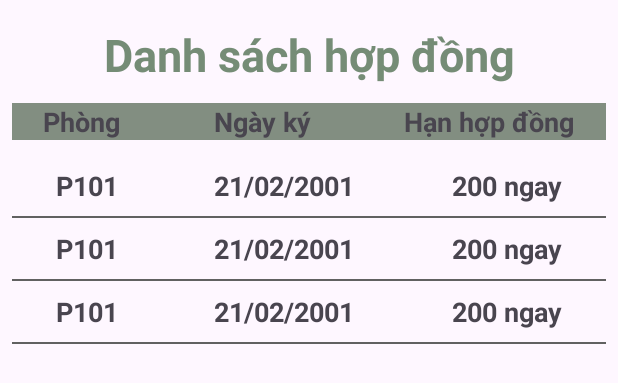
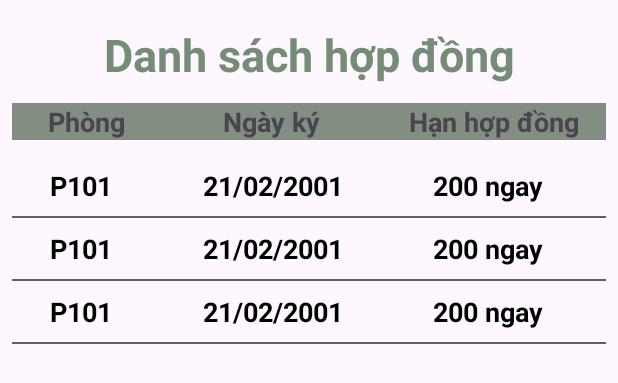
Before and after one commit to canhhocit/code_jav_QLPT, an Android app: the layout baocao_layout_hd.xml on its own in the app's theme, with its tools: preview values and no code run, on a phone screen of 412 x 824 dp. Shown: the top 383 px of the screen. Run offline under Robolectric (Android 15) with nearby library versions, the phone set to English and light mode, and no system bars.

Commit message:
done qlhopdong,qlkhachthue(click ngay) and edit some in baocao_hopdong

```diff
--- a/app/src/main/java/com/example/logincustomer/ui/QLhopdong_y/hopdong_activity_addPerson.java
+++ b/app/src/main/java/com/example/logincustomer/ui/QLhopdong_y/hopdong_activity_addPerson.java
@@ -76,7 +76,7 @@ public class hopdong_activity_addPerson extends AppCompatActivity {
                     context,
                     (view, year1, month1, dayOfMonth) -> {
                         if (year1 > 2015) {
-                            Toast.makeText(this, "Năm sinh phải lớn hơn 2015!", Toast.LENGTH_SHORT).show();
+                            Toast.makeText(this, "Năm sinh phải nhỏ hơn 2015!", Toast.LENGTH_SHORT).show();
                         } else {
                             edtNgaysinh.setText(dayOfMonth + "/" + (month1 + 1) + "/" + year1);
                         }
--- a/app/src/main/java/com/example/logincustomer/ui/QLkhachthue_trang/qlkhachthue_activity_chucnang.java
+++ b/app/src/main/java/com/example/logincustomer/ui/QLkhachthue_trang/qlkhachthue_activity_chucnang.java
@@ -253,7 +253,7 @@ public class qlkhachthue_activity_chucnang extends AppCompatActivity {
                     qlkhachthue_activity_chucnang.this,
                     (view, year1, month1, dayOfMonth) -> {
                         if (year1 > 2015) {
-                            Toast.makeText(this, "Năm sinh phải lớn hơn 2015!", Toast.LENGTH_SHORT).show();
+                            Toast.makeText(this, "Năm sinh phải nhỏ hơn 2015!", Toast.LENGTH_SHORT).show();
                         } else {
                             edtNgaySinh.setText(dayOfMonth + "/" + (month1 + 1) + "/" + year1);
                         }
--- a/app/src/main/res/layout/baocao_layout_hd.xml
+++ b/app/src/main/res/layout/baocao_layout_hd.xml
@@ -25,7 +25,7 @@
         android:weightSum="4">
 
         <TextView
-            android:layout_width="wrap_content"
+            android:layout_width="0dp"
             android:layout_height="wrap_content"
             android:layout_weight="1"
             android:text="Phòng"
@@ -34,17 +34,17 @@
             android:textStyle="bold" />
 
         <TextView
-            android:layout_width="wrap_content"
+            android:layout_width="0dp"
             android:layout_height="wrap_content"
-            android:layout_weight="2"
+            android:layout_weight="1.5"
             android:gravity="center"
             android:text="Ngày ký"
             android:textSize="18sp"
             android:textStyle="bold" />
         <TextView
-            android:layout_width="wrap_content"
+            android:layout_width="0dp"
             android:layout_height="wrap_content"
-            android:layout_weight="1"
+            android:layout_weight="1.5"
             android:text="Hạn hợp đồng"
             android:textAlignment="center"
             android:textSize="18sp"
--- a/app/src/main/res/layout/baocao_layout_hd_listitem.xml
+++ b/app/src/main/res/layout/baocao_layout_hd_listitem.xml
@@ -6,29 +6,35 @@
     android:weightSum="4">
     <TextView
         android:id="@+id/baocao_hopdong_lisitem_tvphong"
-        android:layout_width="wrap_content"
+        android:layout_width="0dp"
         android:layout_height="wrap_content"
-        android:layout_weight="1"
+        android:layout_weight="0.8"
         android:text="P101"
+        android:textColor="@color/black"
         android:textAlignment="center"
         android:textSize="18sp"
         android:textStyle="bold" />
-
+    <TextView
+        android:layout_width="0dp"
+        android:layout_height="wrap_content"
+        android:layout_weight="0.2"/>
     <TextView
         android:id="@+id/baocao_hopdong_lisitem_tvngayky"
-        android:layout_width="wrap_content"
+        android:layout_width="0dp"
         android:layout_height="wrap_content"
-        android:layout_weight="2"
+        android:layout_weight="1.5"
         android:gravity="center"
         android:text="21/02/2001"
+        android:textColor="@color/black"
         android:textSize="18sp"
         android:textStyle="bold" />
     <TextView
         android:id="@+id/baocao_hopdong_lisitem_tvhanconlai"
-        android:layout_width="wrap_content"
+        android:layout_width="0dp"
         android:layout_height="wrap_content"
-        android:layout_weight="1"
+        android:layout_weight="1.5"
         android:text="200 ngay"
+        android:textColor="@color/black"
         android:textAlignment="center"
         android:textSize="18sp"
         android:textStyle="bold" />
```
Also changed, not shown: app/src/main/java/com/example/logincustomer/data/Adapter/baocao_hopdongAdapter.java (added, +27 -0 lines), app/src/main/java/com/example/logincustomer/data/Adapter/baocao_phongAdapter.java (+10 -1 lines), app/src/main/res/layout/baocao_layout_khach.xml (deleted, +0 -67 lines).
